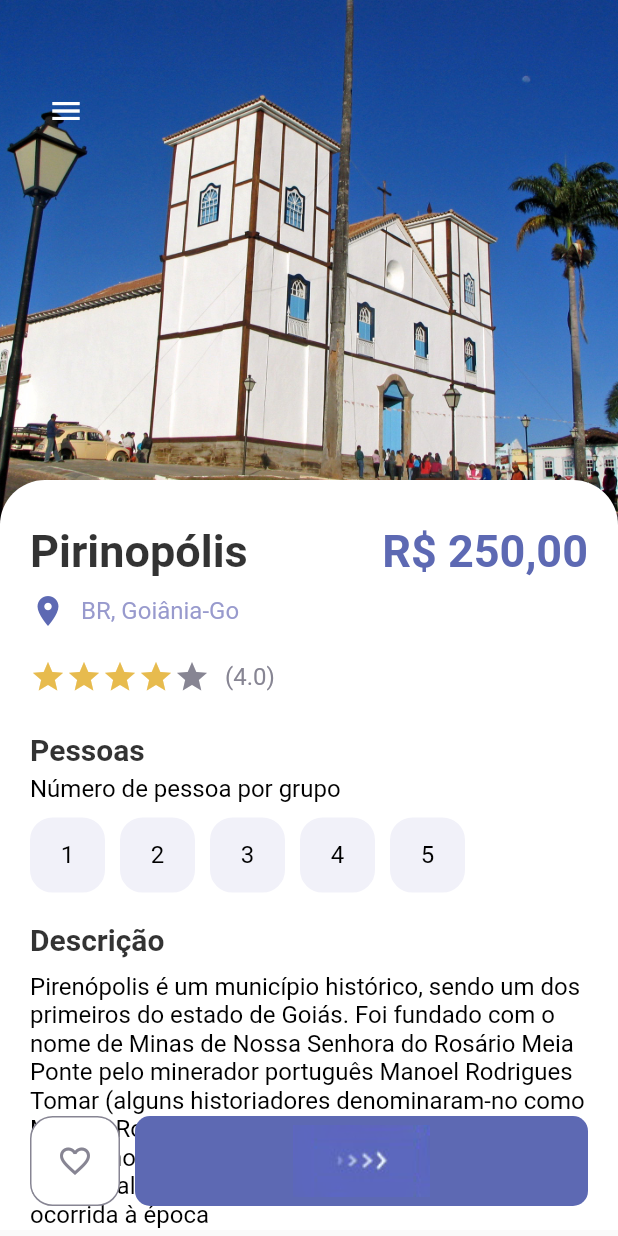
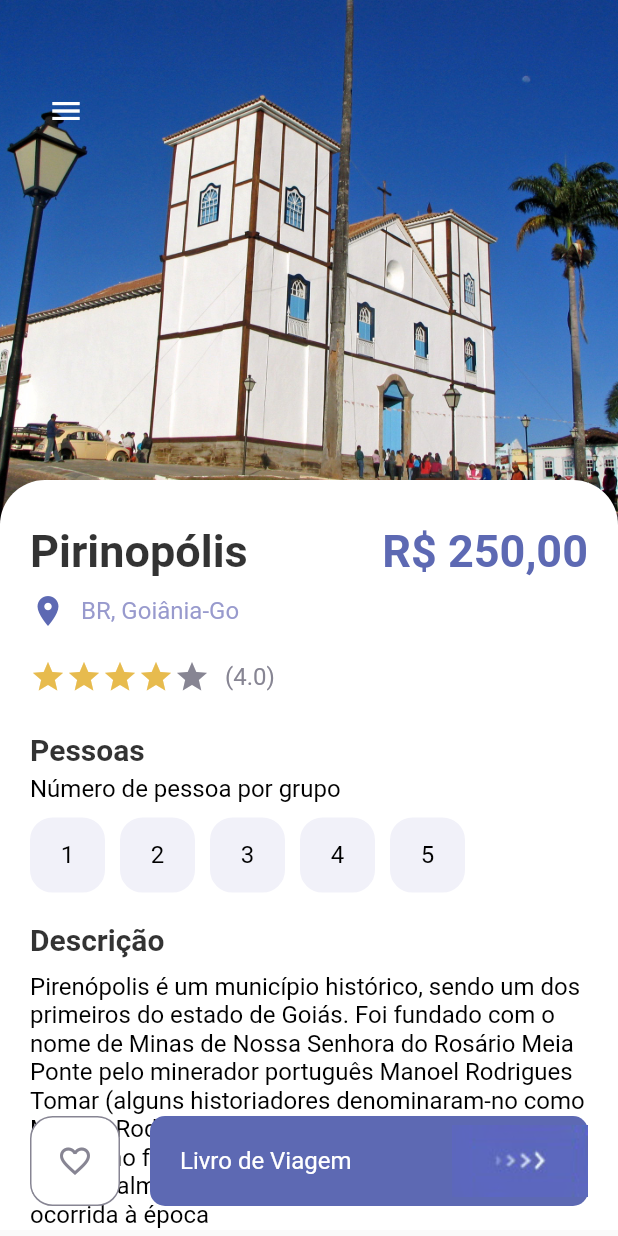
Before and after one commit to emilson-silva/flutter_cubit, a Flutter app: the screen it shows after launch, on a phone screen of 412 x 824 dp. Run offline on Flutter 3.47's test engine with Material 2 defaults, Android fonts, the light colour scheme and no system bars.

Commit message:
Ajustes Responsive Button

```diff
--- a/lib/pages/detail_page.dart
+++ b/lib/pages/detail_page.dart
@@ -179,7 +179,7 @@ class _DetailPageState extends State<DetailPage> {
                     isIcon: true,
                     icon: Icons.favorite_border,
                   ),
-                  const SizedBox(width: 10),
+                  const SizedBox(width: 20),
                   ResponsiveButton(
                     isResponsive: true,
                   ),
--- a/lib/widgets/responsive_button.dart
+++ b/lib/widgets/responsive_button.dart
@@ -1,10 +1,11 @@
 import 'package:flutter/material.dart';
 import 'package:flutter_cubit/constants/colors.dart';
+import 'package:flutter_cubit/widgets/app_text.dart';
 
 class ResponsiveButton extends StatelessWidget {
   bool? isResponsive;
   double? width;
-  ResponsiveButton({Key? key, this.width, this.isResponsive})
+  ResponsiveButton({Key? key, this.width = 120, this.isResponsive})
       : super(
           key: key,
         );
@@ -12,17 +13,24 @@ class ResponsiveButton extends StatelessWidget {
   @override
   Widget build(BuildContext context) {
     return Flexible(
-      flex: 2,
       child: Container(
-        width: width,
+        width: isResponsive == true ? double.maxFinite : width,
         height: 60,
         decoration: BoxDecoration(
           borderRadius: BorderRadius.circular(10),
           color: AppColors.mainColor,
         ),
         child: Row(
-          mainAxisAlignment: MainAxisAlignment.center,
+          mainAxisAlignment: isResponsive == true
+              ? MainAxisAlignment.spaceBetween
+              : MainAxisAlignment.center,
           children: [
+            isResponsive == true
+                ? Container(
+                    margin: const EdgeInsets.only(left: 20),
+                    child:
+                        AppText(text: "Livro de Viagem", color: Colors.white))
+                : Container(),
             Image.asset("img/button-one.png"),
           ],
         ),
```
